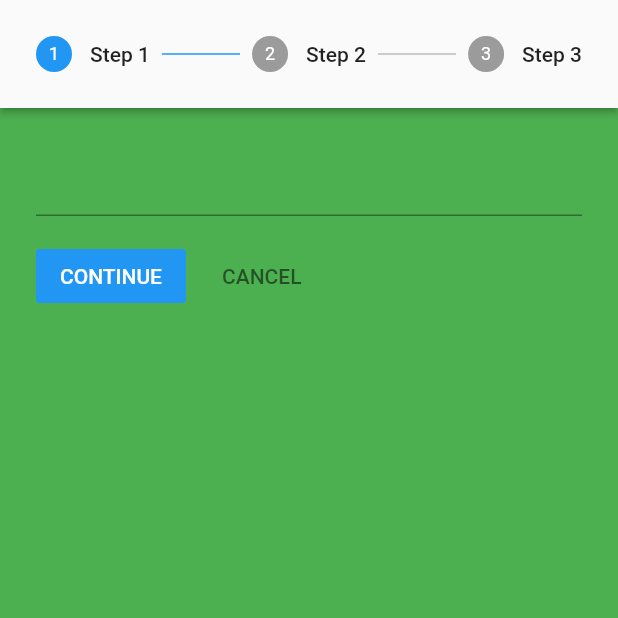
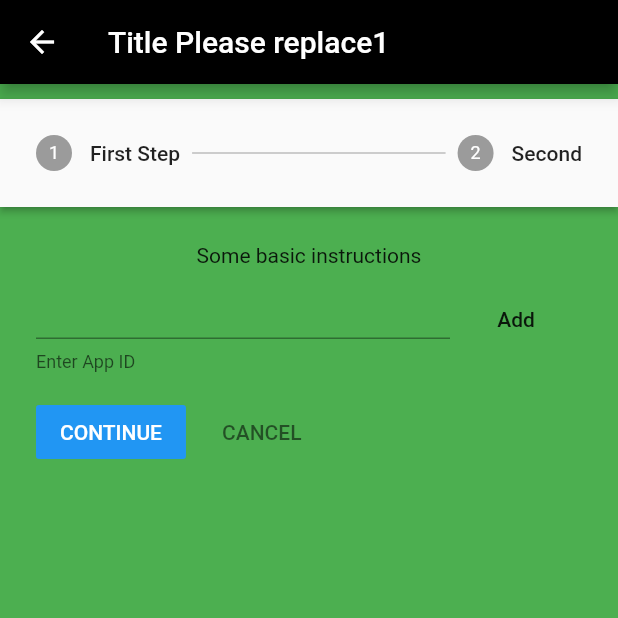
Before and after one commit to BogdanPintilei/SpaceFix, a Flutter app: the SpaceshipComponentsWidget screen opened directly, on a phone screen of 412 x 824 dp, the top half of it. Run offline on Flutter 3.47's test engine with Material 2 defaults, Android fonts, the phone set to English and light mode, and no system bars; our stand-ins replace flutter_datetime_picker; network calls fail.

Commit message:
Add Spaceship components  screen functionality

```diff
--- a/lib/RepairStations/RepairStationsWidget.dart
+++ b/lib/RepairStations/RepairStationsWidget.dart
@@ -145,7 +145,7 @@ class _RepairStationsWidgetState extends State<RepairStationsWidget> {
     return Scaffold(
       appBar: AppBar(
         title: Text(
-            "Title Please replace",
+            "Title Please replace2",
             style: TextStyle(
               color: Colors.white,
             ),
--- a/lib/SpaceshipComponents/SpaceshipComponentsWidget.dart
+++ b/lib/SpaceshipComponents/SpaceshipComponentsWidget.dart
@@ -1,4 +1,5 @@
 import 'package:flutter/material.dart';
+import 'package:flutter_datetime_picker/flutter_datetime_picker.dart';
 
 class SpaceshipComponentsWidget extends StatefulWidget {
   @override
@@ -6,7 +7,12 @@ class SpaceshipComponentsWidget extends StatefulWidget {
 }
 
 class _SpaceshipComponentsWidgetState extends State<SpaceshipComponentsWidget> {
+
+  List<String> components = [];
+  String _date = "Not set";
+
   int _currentStep = 0;
+
   List<Step> _mySteps() {
     List<Step> _steps = [
       Step(
@@ -19,49 +25,192 @@ class _SpaceshipComponentsWidgetState extends State<SpaceshipComponentsWidget> {
         content: TextField(),
         isActive: _currentStep >= 1,
       ),
-        Step(
-          title: Text('Step 3'),
-          content: TextField(),
-          isActive: _currentStep >= 2,
-      )
     ];
     return _steps;
   }
-  @override
-  Widget build(BuildContext context) {
-    return Scaffold(
-      backgroundColor: Colors.green,
-      body: Stepper(
-        steps: _mySteps(),
-        currentStep: this._currentStep,
+
+  Widget _typeStep() {
+
+    RaisedButton datebutton = RaisedButton(
+      shape: RoundedRectangleBorder(
+          borderRadius: BorderRadius.circular(5.0)),
+      elevation: 4.0,
+      onPressed: () {
+        DatePicker.showDatePicker(context,
+            theme: DatePickerTheme(
+              containerHeight: 210.0,
+            ),
+            showTitleActions: true,
+            minTime: DateTime(2000, 1, 1),
+            maxTime: DateTime(2022, 12, 31), onConfirm: (date) {
+              print('confirm $date');
+              _date = '${date.year} - ${date.month} - ${date.day}';
+              setState(() {});
+            }, currentTime: DateTime.now(), locale: LocaleType.en);
+      },
+      child: Container(
+        alignment: Alignment.center,
+        height: 50.0,
+        child: Row(
+          mainAxisAlignment: MainAxisAlignment.spaceBetween,
+          children: <Widget>[
+            Row(
+              children: <Widget>[
+                Container(
+                  child: Row(
+                    children: <Widget>[
+                      Icon(
+                        Icons.date_range,
+                        size: 18.0,
+                        color: Colors.teal,
+                      ),
+                      Text(
+                        " $_date",
+                        style: TextStyle(
+                            color: Colors.teal,
+                            fontWeight: FontWeight.bold,
+                            fontSize: 18.0),
+                      ),
+                    ],
+                  ),
+                )
+              ],
+            ),
+            Text(
+              " Change",
+              style: TextStyle(
+                  color: Colors.teal,
+                  fontWeight: FontWeight.bold,
+                  fontSize: 18.0),
+            ),
+          ],
+        ),
+      ),
+      color: Colors.white,
+    );
+
+    final myController = TextEditingController();
+    TextField componentTextField = TextField(
+      decoration: const InputDecoration(helperText: "Enter App ID"),
+      style: Theme.of(context).textTheme.body1,
+      controller: myController,
+    );
+    List<Step> _steps = [
+      Step(
+        title: Text("First Step"),
+        content: Container(
+          child: Column(
+            children: <Widget>[
+              Text("Some basic instructions"),
+              Row(
+                children: <Widget>[
+                   Flexible(
+                    child:  componentTextField,
+                  ),
+                  FlatButton(
+                    child: Text(
+                      "Add"
+                    ),
+                    onPressed: () {
+                      setState(() {
+                        components.add(myController.text);
+                      });
+                    },
+                  )
+                ],
+              ),
+              _componentList(),
+            ],
+          )
+        )
+      ),
+      Step(
+        title: Text("Second"),
+        content: Container(
+          child: Column(
+            children: <Widget>[
+              Text("Some basic instructions)"),
+              datebutton
+            ],
+          ),
+        ),
+
+      ),
+    ];
+    return Container(
+      margin: EdgeInsets.only(top: 10),
+      color: Colors.transparent,
+      child: Stepper(
         type: StepperType.horizontal,
+        currentStep: _currentStep,
+        steps: _steps,
         onStepTapped: (step) {
           setState(() {
-            this._currentStep = step;
+            _currentStep = step;
           });
         },
-        onStepContinue: ()  {
+        onStepContinue: () {
           setState(() {
-            if(this._currentStep < this._mySteps().length - 1) {
-              this._currentStep = this._currentStep + 1;
+          if(_currentStep < _steps.length - 1) {
+            _currentStep += 1;
           } else {
-              // Logic to check if everything is completed
-              print('Completed, check fields');
+            _currentStep = 0;
           }
           });
         },
         onStepCancel: () {
           setState(() {
-            setState(() {
-              if(this._currentStep > 0) {
-                this._currentStep = this._currentStep - 1;
+            if(_currentStep > 0) {
+              _currentStep = _currentStep -1;
             } else {
-                this._currentStep = 0;
+              _currentStep = 0;
             }
-            });
           });
         },
       ),
     );
     }
+
+    Widget buildComponentCard(BuildContext context, int index) {
+      return Container(
+        height: 50,
+        child: Card(
+          child: Container(
+            child: Column(
+              children: <Widget>[
+                Text(index.toString()),
+                Text(components[index])
+              ],
+            ),
+          ),
+        ),
+      );
     }
+
+    Widget _componentList() {
+      return ListView.builder(
+          itemCount: components.length,
+          shrinkWrap: true,
+          itemBuilder: (BuildContext context, int index) => buildComponentCard(context, index)
+      );
+    }
+    @override
+    Widget build(BuildContext context) {
+      return Scaffold(
+          appBar: AppBar(
+            title: Text(
+              "Title Please replace1",
+              style: TextStyle(
+                color: Colors.white,
+              ),
+            ),
+            backgroundColor: Colors.black,
+          ),
+          backgroundColor: Colors.green,
+
+          body: Container(
+            child: _typeStep(),
+      )
+      );
+    }
+  }
--- a/pubspec.yaml
+++ b/pubspec.yaml
@@ -30,6 +30,8 @@ dependencies:
   cupertino_icons: ^0.1.3
 
 dev_dependencies:
+  flutter_datetime_picker: ^1.3.8
+
   flutter_test:
     sdk: flutter
 
```
Also changed, not shown: pubspec.lock. Lines whose indentation alone changed are shown as unchanged.
